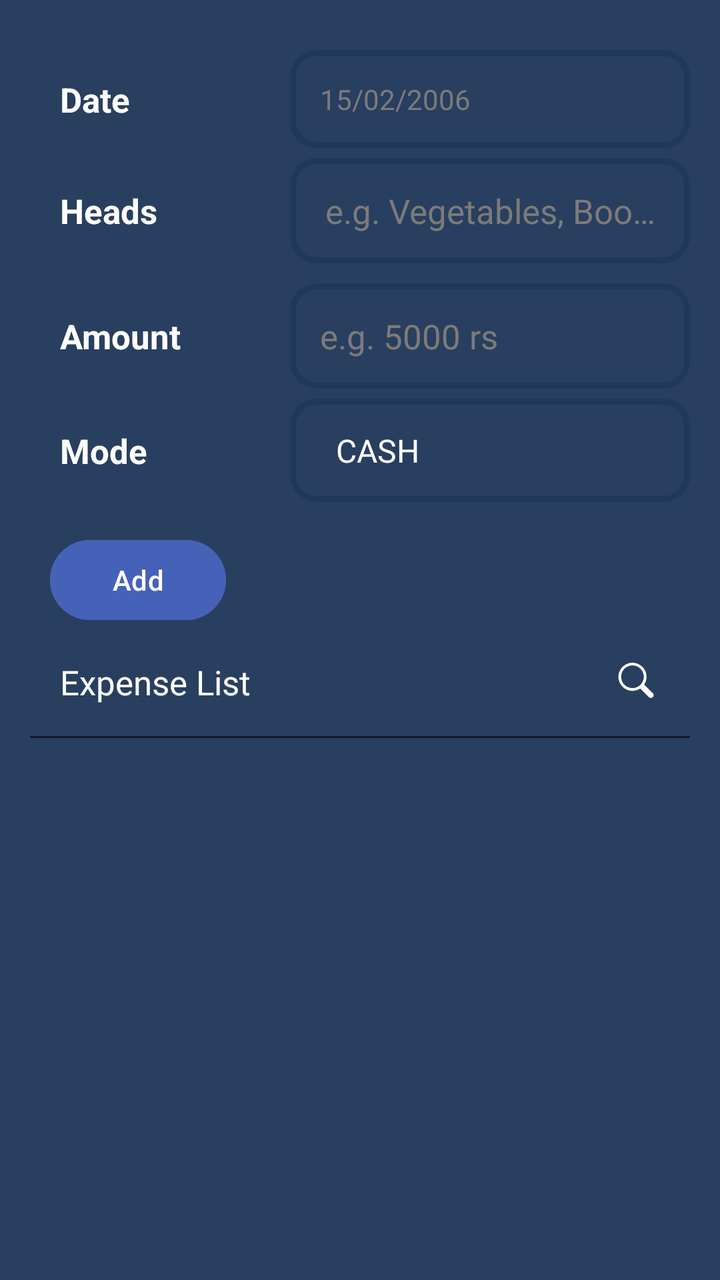
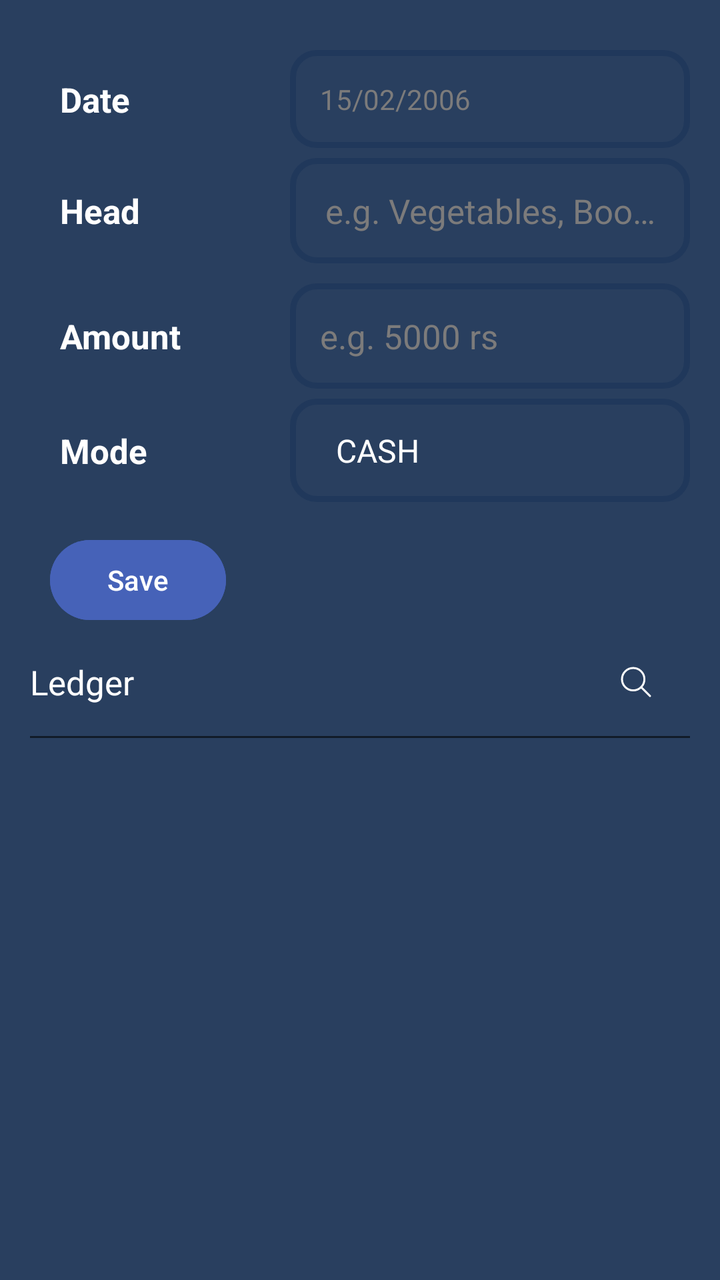

An Android layout rendered at two revisions. The XML below is the earlier revision; the diff shows what the commit changed to produce the second picture.
<!-- AndroidManifest.xml: application theme Theme.GharKharch -->
<!-- res/layout/fragment_book_expense.xml -->
<?xml version="1.0" encoding="utf-8"?>
<androidx.constraintlayout.widget.ConstraintLayout xmlns:android="http://schemas.android.com/apk/res/android"
    xmlns:app="http://schemas.android.com/apk/res-auto"
    android:layout_width="match_parent"
    android:layout_height="match_parent"
    android:background="@color/backgroundColor"
    android:padding="@dimen/padding_large">

    <TextView
        android:layout_width="0dp"
        android:layout_height="wrap_content"
        android:layout_marginVertical="@dimen/margin_medium"
        android:padding="@dimen/padding_large"
        android:text="Date"
        android:textSize="@dimen/text_size_large"
        android:textStyle="bold"
        app:layout_constraintBottom_toBottomOf="@id/date_picker"
        app:layout_constraintEnd_toStartOf="@id/date_picker"
        app:layout_constraintStart_toStartOf="parent"
        app:layout_constraintTop_toTopOf="@id/date_picker" />

    <TextView
        android:id="@+id/date_picker"
        android:layout_width="200dp"
        android:layout_height="wrap_content"
        android:layout_marginVertical="@dimen/margin_medium"
        android:background="@drawable/search_bar_bordered_bg"
        android:padding="@dimen/padding_large"
        android:text="15/02/2006"
        android:textColor="@color/primaryTextColorVariant"
        app:layout_constraintEnd_toEndOf="parent"
        app:layout_constraintTop_toTopOf="parent" />

    <TextView
        android:layout_width="0dp"
        android:layout_height="wrap_content"
        android:layout_marginVertical="@dimen/margin_small"
        android:padding="@dimen/padding_large"
        android:text="Heads"
        android:textSize="@dimen/text_size_large"
        android:textStyle="bold"
        app:layout_constraintBottom_toBottomOf="@id/input_expense_name"
        app:layout_constraintEnd_toStartOf="@id/input_expense_name"
        app:layout_constraintStart_toStartOf="parent"
        app:layout_constraintTop_toTopOf="@id/input_expense_name" />

    <EditText
        android:id="@+id/input_expense_name"
        style="@style/custom_edit_text"
        android:layout_width="200dp"
        android:layout_height="wrap_content"
        android:layout_marginVertical="@dimen/margin_small"
        android:hint="@string/hint_sub_category"
        android:textSize="@dimen/text_size_large"
        app:layout_constraintEnd_toEndOf="parent"
        app:layout_constraintTop_toBottomOf="@id/date_picker" />

    <TextView
        android:layout_width="0dp"
        android:layout_height="wrap_content"
        android:padding="@dimen/padding_large"
        android:text="Amount "
        android:textSize="@dimen/text_size_large"
        android:textStyle="bold"
        app:layout_constraintBottom_toBottomOf="@id/input_expense_amount"
        app:layout_constraintEnd_toStartOf="@id/input_expense_amount"
        app:layout_constraintStart_toStartOf="parent"
        app:layout_constraintTop_toTopOf="@id/input_expense_amount" />

    <EditText
        android:id="@+id/input_expense_amount"
        android:layout_width="200dp"
        android:layout_height="wrap_content"
        android:layout_marginVertical="@dimen/margin_medium"
        android:layout_marginBottom="@dimen/margin_small"
        android:background="@drawable/search_bar_bordered_bg"
        android:hint="@string/hint_amount"
        android:importantForAutofill="no"
        android:inputType="number"
        android:maxLength="15"
        android:padding="@dimen/padding_large"
        android:textColorHint="@color/primaryTextColorVariant"
        android:textSize="@dimen/text_size_large"
        app:layout_constraintEnd_toEndOf="parent"
        app:layout_constraintTop_toBottomOf="@id/input_expense_name" />

    <TextView
        android:layout_width="0dp"
        android:layout_height="wrap_content"
        android:padding="@dimen/padding_large"
        android:text="Mode"
        android:textSize="@dimen/text_size_large"
        android:textStyle="bold"
        app:layout_constraintBottom_toBottomOf="@id/modes_of_payment"
        app:layout_constraintEnd_toStartOf="@id/modes_of_payment"
        app:layout_constraintStart_toStartOf="parent"
        app:layout_constraintTop_toTopOf="@id/modes_of_payment" />

    <Spinner
        android:id="@+id/modes_of_payment"
        android:layout_width="200dp"
        android:layout_height="wrap_content"
        android:layout_marginVertical="@dimen/margin_small"
        android:background="@drawable/search_bar_bordered_bg"
        android:entries="@array/modesOfPayment"
        android:padding="@dimen/padding_large"
        android:spinnerMode="dialog"
        android:textColor="@color/primaryTextColorVariant"
        android:textStyle="bold"
        app:layout_constraintEnd_toEndOf="parent"
        app:layout_constraintTop_toBottomOf="@id/input_expense_amount" />

    <Button
        android:id="@+id/addBtn"
        android:layout_width="wrap_content"
        android:layout_height="wrap_content"
        android:layout_marginVertical="@dimen/margin_large"
        android:layout_marginStart="@dimen/margin_medium"
        android:backgroundTint="@color/buttonColor"
        android:text="Add"
        app:layout_constraintStart_toStartOf="parent"
        app:layout_constraintTop_toBottomOf="@id/modes_of_payment" />

    <androidx.recyclerview.widget.RecyclerView
        android:id="@+id/rcv_sub_category_search_list"
        android:layout_width="0dp"
        android:layout_height="wrap_content"
        android:layout_marginVertical="@dimen/margin_small"
        android:background="@drawable/rounded_panel"
        android:backgroundTint="@color/backgroundColor"
        android:clipToOutline="true"
        android:elevation="5dp"
        android:outlineProvider="background"
        android:translationZ="5dp"
        android:visibility="gone"
        app:layout_constraintEnd_toEndOf="@id/input_expense_name"
        app:layout_constraintStart_toStartOf="@id/input_expense_name"
        app:layout_constraintTop_toBottomOf="@id/input_expense_name" />

    <LinearLayout
        android:id="@+id/list_container"
        android:layout_width="match_parent"
        android:layout_height="wrap_content"
        android:gravity="center"
        android:orientation="horizontal"
        app:layout_constraintTop_toBottomOf="@id/addBtn">

        <TextView
            android:layout_width="0dp"
            android:layout_height="wrap_content"
            android:layout_weight="1"
            android:padding="@dimen/padding_large"
            android:text="Expense List"
            android:textSize="@dimen/text_size_large" />

        <SearchView
            android:id="@+id/search_bar"
            android:layout_width="match_parent"
            android:layout_height="wrap_content"
            android:background="@drawable/search_bar_bordered_bg"
            android:visibility="gone" />

        <ImageView
            android:id="@+id/search_button"
            android:layout_width="wrap_content"
            android:layout_height="wrap_content"
            android:importantForAccessibility="no"
            android:padding="@dimen/padding_large"
            android:src="@drawable/search_icon" />

    </LinearLayout>

    <View
        android:id="@+id/separator"
        android:layout_width="match_parent"
        android:layout_height="1dp"
        android:background="@color/secondaryColor"
        app:layout_constraintTop_toBottomOf="@id/list_container" />

    <androidx.recyclerview.widget.RecyclerView
        android:id="@+id/rcv_expense_list"
        android:layout_width="0dp"
        android:layout_height="0dp"
        android:layout_marginVertical="@dimen/margin_small"
        app:layout_constraintBottom_toBottomOf="parent"
        app:layout_constraintEnd_toEndOf="@id/separator"
        app:layout_constraintStart_toStartOf="@id/list_container"
        app:layout_constraintTop_toBottomOf="@id/list_container" />

</androidx.constraintlayout.widget.ConstraintLayout>
<!-- resources referenced by this layout -->
<resources>
  <string-array name="modesOfPayment">
          <item>CASH</item>
          <item>UPI</item>
          <item>CARD</item>
      </string-array>
  <color name="backgroundColor">#293F5F</color>
  <color name="buttonColor">#4662B8</color>
  <color name="primaryTextColorVariant">#7C7B7B</color>
  <color name="secondaryColor">#111B28</color>
  <dimen name="margin_large">15dp</dimen>
  <dimen name="margin_medium">10dp</dimen>
  <dimen name="margin_small">5dp</dimen>
  <dimen name="padding_large">15dp</dimen>
  <dimen name="text_size_large">17sp</dimen>
  <!-- drawable rounded_panel (drawable) -->
  <?xml version="1.0" encoding="utf-8"?>
  <shape xmlns:android="http://schemas.android.com/apk/res/android"
      android:shape="rectangle">
      <corners android:radius="8dp" />
  </shape>
  <!-- drawable search_bar_bordered_bg (drawable) -->
  <?xml version="1.0" encoding="utf-8"?>
  <shape xmlns:android="http://schemas.android.com/apk/res/android"
      android:shape="rectangle">
      <stroke
          android:width="3dp"
          android:color="@color/backgroundColorVariant" />
      <corners android:radius="12dp" />
  </shape>
  <!-- drawable search_icon (drawable) -->
  <vector xmlns:android="http://schemas.android.com/apk/res/android"
      android:width="24dp"
      android:height="24dp"
      android:tint="@color/white"
      android:viewportWidth="19"
      android:viewportHeight="19">
  
      <path
          android:fillColor="#000000"
          android:pathData="M16.147,15.488a1.112,1.112 0,0 1,-1.567 0l-3.395,-3.395a5.575,5.575 0,1 1,1.568 -1.568l3.394,3.395a1.112,1.112 0,0 1,0 1.568zM9.786,11.585a4.488,4.488 0,1 0,-1.681 0.327,4.443 4.443,0 0,0 1.68,-0.327z" />
  
  </vector>
  <string name="hint_amount">e.g. 5000 rs</string>
  <string name="hint_sub_category">e.g. Vegetables, Books, etc.</string>
  <style name="custom_edit_text" parent="Widget.AppCompat.EditText">
          <item name="android:maxLines">1</item>
          <item name="android:maxLength">20</item>
          <item name="android:ellipsize">end</item>
          <item name="android:inputType">text</item>
          <item name="android:gravity">center</item>
          <item name="android:importantForAutofill">no</item>
          <item name="android:padding">@dimen/padding_large</item>
          <item name="android:background">@drawable/search_bar_bordered_bg</item>
          <item name="android:textColorHint">@color/primaryTextColorVariant</item>
      </style>
  <color name="backgroundColorVariant">#20385B</color>
  <color name="white">#FFFFFFFF</color>
  <style name="Base.Theme.GharKharch" parent="Theme.Material3.DayNight.NoActionBar">
          
      </style>
  <color name="lGrey">#616161</color>
  <color name="primaryTextColor">#FFFFFF</color>
  <!-- unchanged entries left out for length: 1 -->
</resources>

<!-- the commit's change to res/layout/fragment_book_expense.xml (unified diff, before → after) -->
@@ -24,7 +24,7 @@
         android:layout_width="200dp"
         android:layout_height="wrap_content"
         android:layout_marginVertical="@dimen/margin_medium"
-        android:background="@drawable/search_bar_bordered_bg"
+        android:background="@drawable/rounded_border"
         android:padding="@dimen/padding_large"
         android:text="15/02/2006"
         android:textColor="@color/primaryTextColorVariant"
@@ -36,7 +36,7 @@
         android:layout_height="wrap_content"
         android:layout_marginVertical="@dimen/margin_small"
         android:padding="@dimen/padding_large"
-        android:text="Heads"
+        android:text="Head"
         android:textSize="@dimen/text_size_large"
         android:textStyle="bold"
         app:layout_constraintBottom_toBottomOf="@id/input_expense_name"
@@ -73,7 +73,7 @@
         android:layout_height="wrap_content"
         android:layout_marginVertical="@dimen/margin_medium"
         android:layout_marginBottom="@dimen/margin_small"
-        android:background="@drawable/search_bar_bordered_bg"
+        android:background="@drawable/rounded_border"
         android:hint="@string/hint_amount"
         android:importantForAutofill="no"
         android:inputType="number"
@@ -101,7 +101,7 @@
         android:layout_width="200dp"
         android:layout_height="wrap_content"
         android:layout_marginVertical="@dimen/margin_small"
-        android:background="@drawable/search_bar_bordered_bg"
+        android:background="@drawable/rounded_border"
         android:entries="@array/modesOfPayment"
         android:padding="@dimen/padding_large"
         android:spinnerMode="dialog"
@@ -117,7 +117,7 @@
         android:layout_marginVertical="@dimen/margin_large"
         android:layout_marginStart="@dimen/margin_medium"
         android:backgroundTint="@color/buttonColor"
-        android:text="Add"
+        android:text="Save"
         app:layout_constraintStart_toStartOf="parent"
         app:layout_constraintTop_toBottomOf="@id/modes_of_payment" />
 
@@ -146,18 +146,31 @@
         app:layout_constraintTop_toBottomOf="@id/addBtn">
 
         <TextView
+            android:id="@+id/list_title"
             android:layout_width="0dp"
             android:layout_height="wrap_content"
             android:layout_weight="1"
+            android:paddingVertical="@dimen/padding_large"
+            android:text="Ledger"
+            android:textSize="@dimen/text_size_large" />
+
+        <SearchView
+            android:id="@+id/search_view"
+            android:layout_width="0dp"
+            android:layout_height="wrap_content"
+            android:layout_marginVertical="@dimen/margin_medium"
+            android:layout_weight="1"
+            android:background="@drawable/search_bar_border"
+            android:iconifiedByDefault="false"
+            android:visibility="gone" />
+
+        <ImageView
+            android:id="@+id/close_button"
+            android:layout_width="wrap_content"
+            android:layout_height="wrap_content"
+            android:importantForAccessibility="no"
             android:padding="@dimen/padding_large"
-            android:text="Expense List"
-            android:textSize="@dimen/text_size_large" />
-
-        <SearchView
-            android:id="@+id/search_bar"
-            android:layout_width="match_parent"
-            android:layout_height="wrap_content"
-            android:background="@drawable/search_bar_bordered_bg"
+            android:src="@drawable/close_search_icon"
             android:visibility="gone" />
 
         <ImageView
<!-- resource entries referenced after the edit -->
@@ -14,13 +14,24 @@
   <dimen name="margin_small">5dp</dimen>
   <dimen name="padding_large">15dp</dimen>
   <dimen name="text_size_large">17sp</dimen>
-  <!-- drawable rounded_panel (drawable) -->
-  <?xml version="1.0" encoding="utf-8"?>
-  <shape xmlns:android="http://schemas.android.com/apk/res/android"
-      android:shape="rectangle">
-      <corners android:radius="8dp" />
-  </shape>
-  <!-- drawable search_bar_bordered_bg (drawable) -->
+  <!-- drawable close_search_icon (drawable) -->
+  <vector xmlns:android="http://schemas.android.com/apk/res/android"
+      android:width="24dp"
+      android:height="24dp"
+      android:tint="@color/white"
+      android:viewportWidth="24"
+      android:viewportHeight="24">
+  
+      <path
+          android:fillColor="#00000000"
+          android:pathData="M14.578,14.542C15.58,13.53 16.2,12.137 16.2,10.6C16.2,7.507 13.693,5 10.6,5C7.507,5 5,7.507 5,10.6C5,13.693 7.507,16.2 10.6,16.2C12.156,16.2 13.563,15.566 14.578,14.542ZM14.578,14.542L19,19M8.5,8.5L12.5,12.5M12.5,8.5L8.5,12.5"
+          android:strokeWidth="1"
+          android:strokeColor="#464455"
+          android:strokeLineCap="round"
+          android:strokeLineJoin="round" />
+  
+  </vector>
+  <!-- drawable rounded_border (drawable) -->
   <?xml version="1.0" encoding="utf-8"?>
   <shape xmlns:android="http://schemas.android.com/apk/res/android"
       android:shape="rectangle">
@@ -29,17 +40,36 @@
           android:color="@color/backgroundColorVariant" />
       <corners android:radius="12dp" />
   </shape>
+  <!-- drawable rounded_panel (drawable) -->
+  <?xml version="1.0" encoding="utf-8"?>
+  <shape xmlns:android="http://schemas.android.com/apk/res/android"
+      android:shape="rectangle">
+      <corners android:radius="8dp" />
+  </shape>
+  <!-- drawable search_bar_border (drawable) -->
+  <?xml version="1.0" encoding="utf-8"?>
+  <shape xmlns:android="http://schemas.android.com/apk/res/android"
+      android:shape="rectangle">
+      <stroke
+          android:width="2dp"
+          android:color="@color/white" />
+      <corners android:radius="12dp" />
+  </shape>
   <!-- drawable search_icon (drawable) -->
   <vector xmlns:android="http://schemas.android.com/apk/res/android"
       android:width="24dp"
       android:height="24dp"
       android:tint="@color/white"
-      android:viewportWidth="19"
-      android:viewportHeight="19">
+      android:viewportWidth="24"
+      android:viewportHeight="24">
   
       <path
-          android:fillColor="#000000"
-          android:pathData="M16.147,15.488a1.112,1.112 0,0 1,-1.567 0l-3.395,-3.395a5.575,5.575 0,1 1,1.568 -1.568l3.394,3.395a1.112,1.112 0,0 1,0 1.568zM9.786,11.585a4.488,4.488 0,1 0,-1.681 0.327,4.443 4.443,0 0,0 1.68,-0.327z" />
+          android:fillColor="#00000000"
+          android:pathData="M14.578,14.542C15.58,13.53 16.2,12.137 16.2,10.6C16.2,7.507 13.693,5 10.6,5C7.507,5 5,7.507 5,10.6C5,13.693 7.507,16.2 10.6,16.2C12.156,16.2 13.563,15.566 14.578,14.542ZM14.578,14.542L19,19"
+          android:strokeWidth="1"
+          android:strokeColor="#464455"
+          android:strokeLineCap="round"
+          android:strokeLineJoin="round" />
   
   </vector>
   <string name="hint_amount">e.g. 5000 rs</string>
@@ -52,7 +82,7 @@
           <item name="android:gravity">center</item>
           <item name="android:importantForAutofill">no</item>
           <item name="android:padding">@dimen/padding_large</item>
-          <item name="android:background">@drawable/search_bar_bordered_bg</item>
+          <item name="android:background">@drawable/rounded_border</item>
           <item name="android:textColorHint">@color/primaryTextColorVariant</item>
       </style>
   <color name="backgroundColorVariant">#20385B</color>
